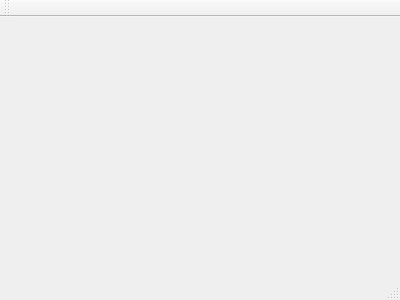
Old version of the form hamingtables.ui in the repository AndreyGarro/HamingAlgorithm.
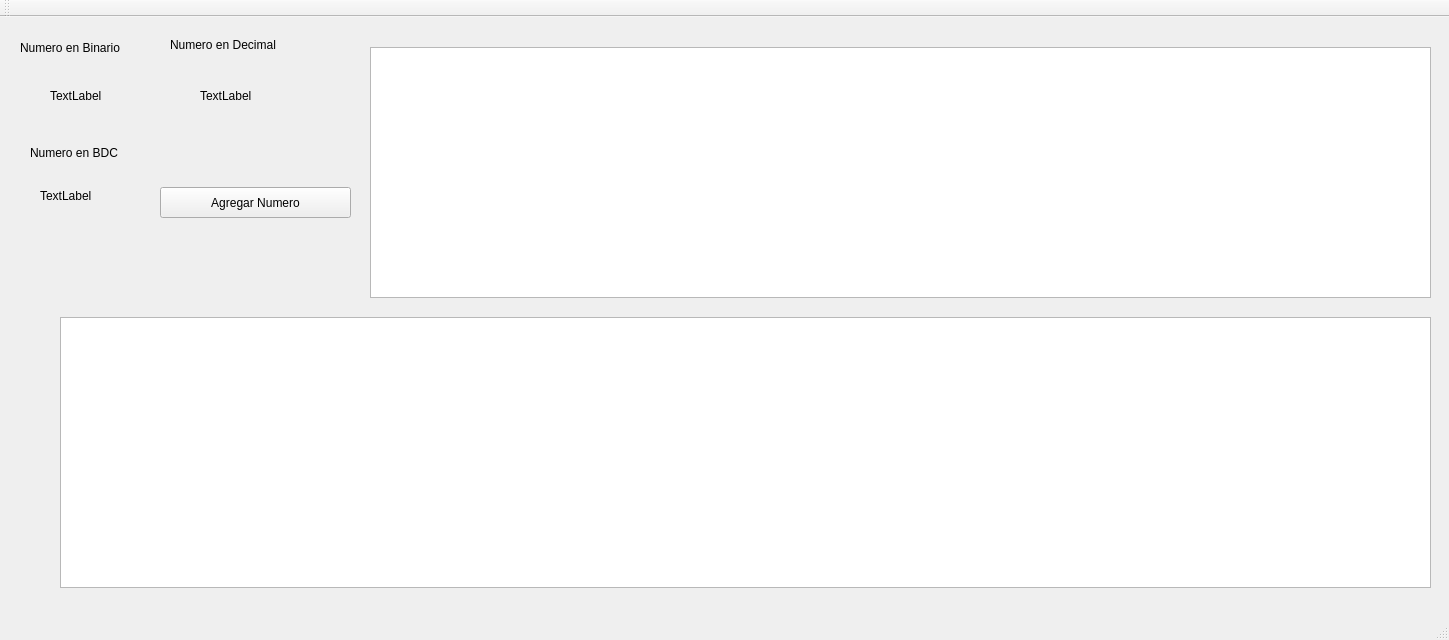
New version of the form.

Commit message: Interfaz casi completa, le falta un poco a cada tabla y mostrar numeros en BCD y binario

```diff
--- a/hamingtables.ui
+++ b/hamingtables.ui
@@ -1,24 +1,151 @@
 <ui version="4.0">
  <class>HamingTables</class>
- <widget class="QMainWindow" name="HamingTables" >
-  <property name="geometry" >
+ <widget class="QMainWindow" name="HamingTables">
+  <property name="geometry">
    <rect>
     <x>0</x>
     <y>0</y>
-    <width>400</width>
-    <height>300</height>
+    <width>1449</width>
+    <height>640</height>
    </rect>
   </property>
   <property name="windowTitle" >
    <string>HamingTables</string>
   </property>
-  <widget class="QMenuBar" name="menuBar" />
-  <widget class="QToolBar" name="mainToolBar" />
-  <widget class="QWidget" name="centralWidget" />
-  <widget class="QStatusBar" name="statusBar" />
+  <widget class="QWidget" name="centralWidget">
+   <widget class="QTableWidget" name="tableWidget">
+    <property name="geometry">
+     <rect>
+      <x>370</x>
+      <y>30</y>
+      <width>1061</width>
+      <height>251</height>
+     </rect>
+    </property>
+   </widget>
+   <widget class="QTableWidget" name="tableWidget_2">
+    <property name="geometry">
+     <rect>
+      <x>60</x>
+      <y>300</y>
+      <width>1371</width>
+      <height>271</height>
+     </rect>
+    </property>
+   </widget>
+   <widget class="QPushButton" name="pushButton">
+    <property name="geometry">
+     <rect>
+      <x>160</x>
+      <y>170</y>
+      <width>191</width>
+      <height>31</height>
+     </rect>
+    </property>
+    <property name="text">
+     <string>Agregar Numero</string>
+    </property>
+   </widget>
+   <widget class="QLabel" name="label">
+    <property name="geometry">
+     <rect>
+      <x>20</x>
+      <y>20</y>
+      <width>141</width>
+      <height>21</height>
+     </rect>
+    </property>
+    <property name="text">
+     <string>Numero en Binario</string>
+    </property>
+   </widget>
+   <widget class="QLabel" name="numeroBin">
+    <property name="geometry">
+     <rect>
+      <x>50</x>
+      <y>70</y>
+      <width>67</width>
+      <height>17</height>
+     </rect>
+    </property>
+    <property name="text">
+     <string>TextLabel</string>
+    </property>
+   </widget>
+   <widget class="QLabel" name="label_3">
+    <property name="geometry">
+     <rect>
+      <x>170</x>
+      <y>20</y>
+      <width>151</width>
+      <height>16</height>
+     </rect>
+    </property>
+    <property name="text">
+     <string>Numero en Decimal</string>
+    </property>
+   </widget>
+   <widget class="QLabel" name="numeroDec">
+    <property name="geometry">
+     <rect>
+      <x>200</x>
+      <y>70</y>
+      <width>67</width>
+      <height>17</height>
+     </rect>
+    </property>
+    <property name="text">
+     <string>TextLabel</string>
+    </property>
+   </widget>
+   <widget class="QLabel" name="label_2">
+    <property name="geometry">
+     <rect>
+      <x>30</x>
+      <y>120</y>
+      <width>131</width>
+      <height>31</height>
+     </rect>
+    </property>
+    <property name="text">
+     <string>Numero en BDC</string>
+    </property>
+   </widget>
+   <widget class="QLabel" name="numeroBDC">
+    <property name="geometry">
+     <rect>
+      <x>40</x>
+      <y>170</y>
+      <width>67</width>
+      <height>17</height>
+     </rect>
+    </property>
+    <property name="text">
+     <string>TextLabel</string>
+    </property>
+   </widget>
+  </widget>
+  <widget class="QMenuBar" name="menuBar">
+   <property name="geometry">
+    <rect>
+     <x>0</x>
+     <y>0</y>
+     <width>1449</width>
+     <height>22</height>
+    </rect>
+   </property>
+  </widget>
+  <widget class="QToolBar" name="mainToolBar">
+   <attribute name="toolBarArea">
+    <enum>TopToolBarArea</enum>
+   </attribute>
+   <attribute name="toolBarBreak">
+    <bool>false</bool>
+   </attribute>
+  </widget>
+  <widget class="QStatusBar" name="statusBar"/>
  </widget>
- <layoutDefault spacing="6" margin="11" />
- <pixmapfunction></pixmapfunction>
+ <layoutdefault spacing="6" margin="11"/>
  <resources/>
  <connections/>
 </ui>
```
Left out of the diff: 3 changed lines with no effect on the pictures. The commit also changes 8 other files.
